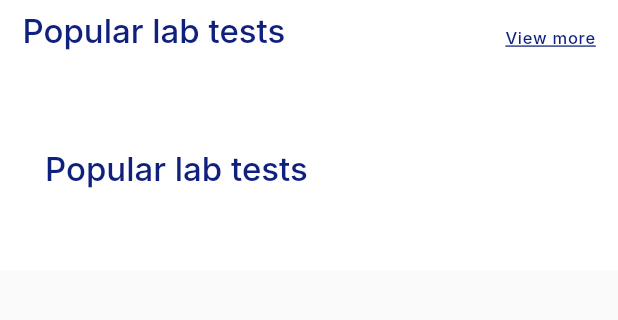
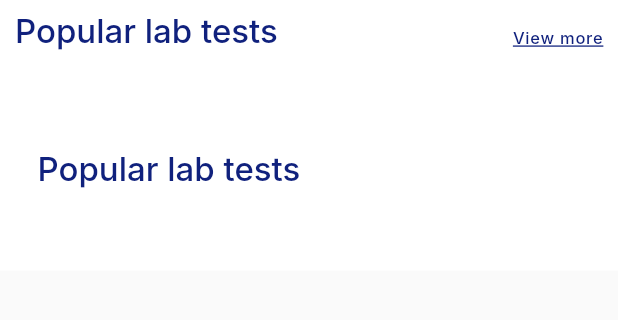
Before and after one commit to Tushar1805/health_App_Alemeno, a Flutter app: the screen it shows after launch, on a phone screen of 412 x 824 dp, the part 64-384 px from its top. Run offline on Flutter 3.47's test engine with Material 2 defaults, Android fonts, the phone set to English and light mode, and no system bars; our stand-ins replace cloud_firestore, firebase_core, flutter_svg; accounts and stored records are empty; Roboto replaces fonts that are missing (Inter); statements that could not run were skipped.

Commit message:
Responsive UI updated

```diff
--- a/lib/Provider/backend.dart
+++ b/lib/Provider/backend.dart
@@ -1,3 +1,5 @@
+import 'dart:async';
+
 import 'package:cloud_firestore/cloud_firestore.dart';
 import 'package:flutter/material.dart';
 import 'package:health_checkup/Models/labTest_model.dart';
--- a/lib/Responsive/labTestsUI.dart
+++ b/lib/Responsive/labTestsUI.dart
@@ -30,9 +30,9 @@ class _LabTestsState extends State<LabTests> {
               childAspectRatio: 1)
           : SliverGridDelegateWithFixedCrossAxisCount(
               crossAxisCount: 2,
-              crossAxisSpacing: 30,
+              crossAxisSpacing: 15,
               mainAxisSpacing: 15,
-              childAspectRatio: 0.9),
+              childAspectRatio: 0.65),
       itemBuilder: (context, index) {
         return Container(
           // width: 140,
--- a/lib/Responsive/mobileBody.dart
+++ b/lib/Responsive/mobileBody.dart
@@ -73,7 +73,7 @@ class _MobileBodyState extends State<MobileBody> {
               child: SafeArea(
                 child: Container(
                   decoration: BoxDecoration(color: Colors.white),
-                  padding: EdgeInsets.fromLTRB(15, 20, 15, 10),
+                  padding: EdgeInsets.fromLTRB(10, 20, 10, 10),
                   child: Column(
                     children: [
                       Row(
@@ -133,7 +133,7 @@ class _MobileBodyState extends State<MobileBody> {
                         height: 10,
                       ),
                       Container(
-                        padding: EdgeInsets.fromLTRB(40, 15, 40, 15),
+                        padding: EdgeInsets.fromLTRB(10, 15, 10, 15),
                         child: PackagesUI(
                           desktop: false,
                         ),
--- a/lib/Responsive/packagesUI.dart
+++ b/lib/Responsive/packagesUI.dart
@@ -28,7 +28,7 @@ class _PackagesUIState extends State<PackagesUI> {
               crossAxisCount: 1,
               crossAxisSpacing: 40,
               mainAxisSpacing: 15,
-              childAspectRatio: 1.3),
+              childAspectRatio: 1),
       itemBuilder: (context, index) {
         return Container(
           padding: EdgeInsets.fromLTRB(30, 25, 20, 10),
--- a/lib/Responsive/responsiveLayout.dart
+++ b/lib/Responsive/responsiveLayout.dart
@@ -3,7 +3,7 @@ import 'package:flutter/material.dart';
 class ResponsiveLayout extends StatelessWidget {
   final Widget mobileBody;
   final Widget desktopBody;
-  const ResponsiveLayout({Key? key, required mobileBody, required desktopBody})
+  const ResponsiveLayout({Key? key, @required mobileBody, @required desktopBody})
       : mobileBody = mobileBody,
         desktopBody = desktopBody,
         super(key: key);
--- a/lib/main.dart
+++ b/lib/main.dart
@@ -15,7 +15,7 @@ class MyApp extends StatelessWidget {
   @override
   Widget build(BuildContext context) {
     return MaterialApp(
-      title: 'Flutter Demo',
+      title: 'Health App',
       debugShowCheckedModeBanner: false,
       theme: ThemeData(
         primarySwatch: Colors.blue,
```
Also changed, not shown: pubspec.yaml (+11 -0 lines), pubspec.lock, 6 other files.
